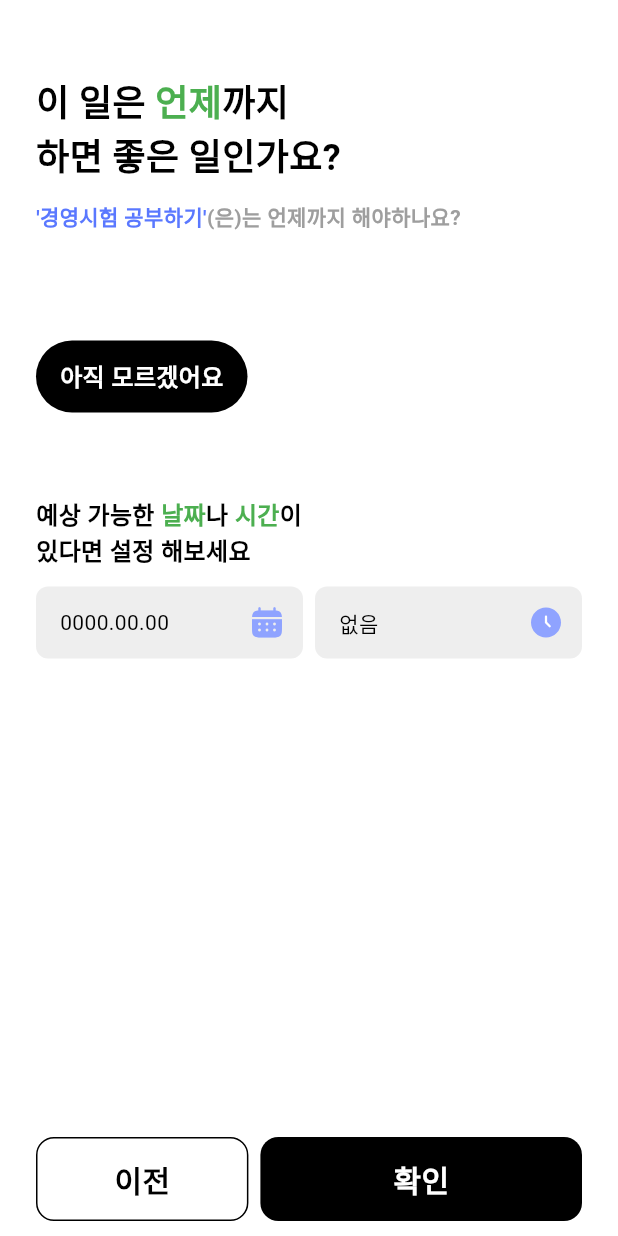
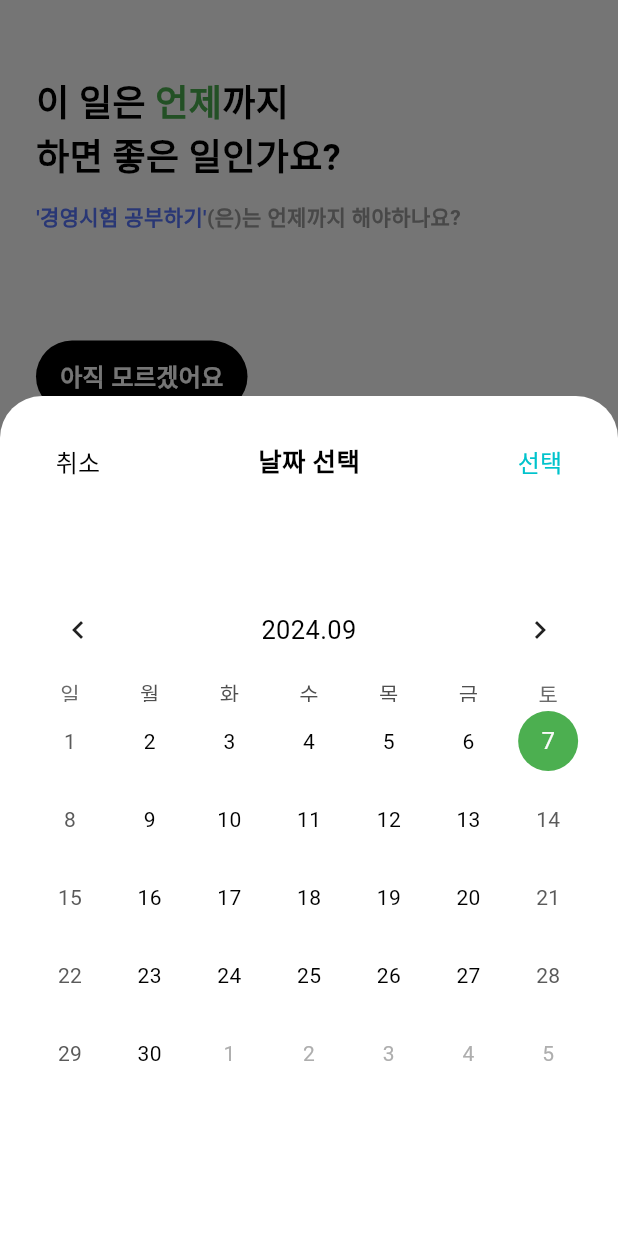
Before and after one commit to seongukHEO/StarryWaveScreen, a Flutter app: the AddTimeWidget screen opened directly, after a tap on an icon or button, on a phone screen of 412 x 824 dp. Run offline on Flutter 3.47's test engine with Material 3 defaults, Android fonts, the phone set to English and light mode, and no system bars; drawn by our look-alikes of table_calendar; our stand-ins replace flutter_riverpod, flutter_svg.

Commit message:
feat : 달력 bottomSheet 구현

```diff
--- /dev/null
+++ b/lib/common/calendar/calendar_bottom_sheet.dart
@@ -0,0 +1,76 @@
+import 'package:flutter/cupertino.dart';
+import 'package:flutter/material.dart';
+import 'package:flutter/src/widgets/framework.dart';
+import 'package:flutter_riverpod/flutter_riverpod.dart';
+import 'package:intl/intl.dart';
+import 'package:starrywave_screen/provider/addWork/selectDate_provider.dart';
+import 'package:table_calendar/table_calendar.dart';
+
+class CalendarBottomSheet extends ConsumerWidget{
+  @override
+  Widget build(BuildContext context, WidgetRef ref) {
+    DateTime selectDate = ref.watch(selectDateProvider);
+    final selectedDateNotifier = ref.read(selectDateProvider.notifier);
+
+    return Container(
+      height: 560,
+      padding: EdgeInsets.all(20),
+      child: Column(
+        children: [
+          Row(
+            mainAxisAlignment: MainAxisAlignment.spaceBetween,
+            children: [
+              TextButton(
+                  onPressed: (){
+                    Navigator.pop(context);
+                  },
+                  child: Text("취소", style: TextStyle(fontSize: 16, fontWeight: FontWeight.w500, ),)
+              ),
+              Text("날짜 선택", style: TextStyle(fontWeight: FontWeight.w600, fontSize: 17),),
+              TextButton(
+                  onPressed: (){
+                    Navigator.pop(context);
+                  },
+                  child: Text("선택", style: TextStyle(fontSize: 16, fontWeight: FontWeight.w500, color: Color(0xFF00C3CC)),)
+              ),
+            ],
+          ),
+          SizedBox(height: 56,),
+          Expanded(
+              child: TableCalendar(
+                locale: 'ko_KR',
+                firstDay: DateTime.utc(2000, 1, 1),
+                lastDay: DateTime.utc(2030, 12, 31),
+                focusedDay: selectDate,
+                selectedDayPredicate: (day){
+                  return isSameDay(selectDate, day);
+                },
+                onDaySelected: (selectDay, focusDay){
+                  selectedDateNotifier.updateDate(selectDay);
+                },
+                calendarFormat: CalendarFormat.month,
+                headerStyle: HeaderStyle(
+                  titleCentered: true,
+                  formatButtonVisible: false,
+                  titleTextFormatter: (date, locale){
+                    return DateFormat('yyyy.MM', locale).format(date);
+                  },
+                ),
+                calendarStyle: CalendarStyle(
+                  selectedDecoration: BoxDecoration(
+                    color: Colors.green, // 선택된 날짜의 배경색을 초록색으로 변경
+                    shape: BoxShape.circle,
+                  ),
+                  todayDecoration: BoxDecoration(
+                    color: Colors.green.shade200, // 오늘 날짜의 배경색을 파란색으로 유지
+                    shape: BoxShape.circle,
+                  ),
+                ),
+              )
+          )
+        ],
+      ),
+    );
+  }
+
+}
--- /dev/null
+++ b/lib/provider/addWork/selectDate_provider.dart
@@ -0,0 +1,13 @@
+import 'package:flutter_riverpod/flutter_riverpod.dart';
+
+class SelectdateProvider extends StateNotifier<DateTime>{
+  SelectdateProvider() : super(DateTime.now());
+
+  void updateDate (DateTime newDate){
+    state = newDate;
+  }
+}
+
+final selectDateProvider = StateNotifierProvider<SelectdateProvider, DateTime>((ref) {
+  return SelectdateProvider();
+});
--- a/lib/widget/addJob/add_time_widget.dart
+++ b/lib/widget/addJob/add_time_widget.dart
@@ -1,6 +1,7 @@
 import 'package:flutter/cupertino.dart';
 import 'package:flutter/material.dart';
 import 'package:flutter_svg/flutter_svg.dart';
+import 'package:starrywave_screen/common/calendar/calendar_bottom_sheet.dart';
 import 'package:starrywave_screen/common/dialog/add_work_cancel_dialog.dart';
 
 class AddTimeWidget extends StatelessWidget {
@@ -117,7 +118,15 @@ class AddTimeWidget extends StatelessWidget {
                         Text("0000.00.00"),
                         IconButton(
                             onPressed: (){
-
+                              showModalBottomSheet(
+                                  context: context,
+                                  isDismissible: false, // 바깥 클릭해도 닫히지 않음
+                                  enableDrag: false,    // 스와이프로도 닫히지 않음
+                                  builder: (BuildContext context){
+                                return CalendarBottomSheet();
+                              },
+                                isScrollControlled: true
+                              );
                             },
                             icon: SvgPicture.asset('assets/icon/bold/calendar_bold.svg',
                               colorFilter: ColorFilter.mode(Color(0xFF8FA3FF), BlendMode.srcIn),)
--- a/pubspec.yaml
+++ b/pubspec.yaml
@@ -38,6 +38,7 @@ dependencies:
   flutter_svg: ^2.0.9
   flutter_riverpod: ^2.3.6
   intl: ^0.19.0
+  table_calendar: ^3.1.2
 
 dev_dependencies:
   flutter_test:
```
Also changed, not shown: pubspec.lock.
